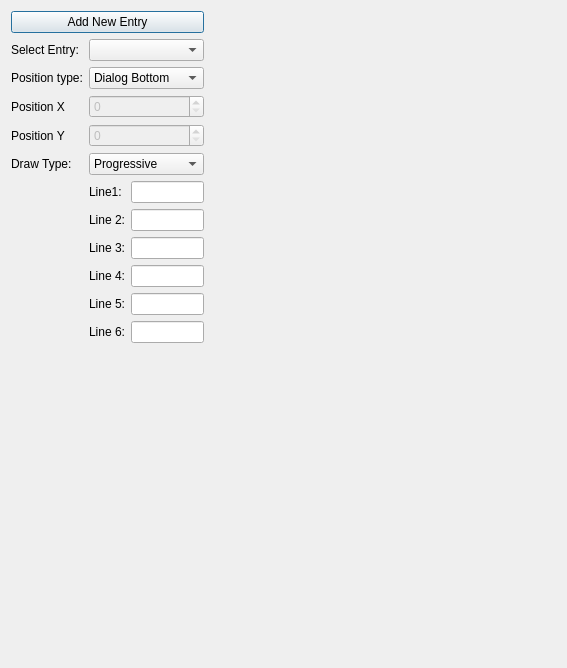
Qt form editor/scenes/tab_text.ui (protoman/rockbot) before a commit.
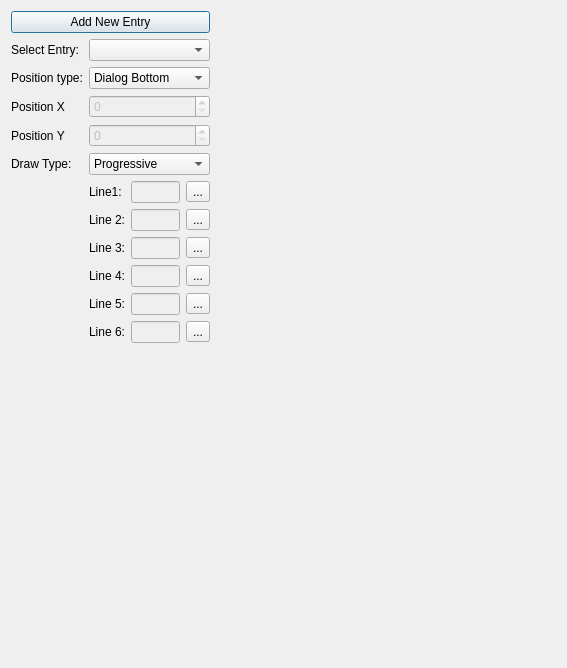
The same form after that commit. Custom widgets are drawn as their Qt base class.

```diff
--- a/editor/scenes/tab_text.ui
+++ b/editor/scenes/tab_text.ui
@@ -147,20 +147,6 @@
            <property name="topMargin">
             <number>0</number>
            </property>
-           <item row="3" column="0">
-            <widget class="QLabel" name="label_8">
-             <property name="text">
-              <string>Line 4:</string>
-             </property>
-            </widget>
-           </item>
-           <item row="0" column="0">
-            <widget class="QLabel" name="label">
-             <property name="text">
-              <string>Line1: </string>
-             </property>
-            </widget>
-           </item>
            <item row="5" column="0">
             <widget class="QLabel" name="label_10">
              <property name="text">
@@ -182,6 +168,30 @@
              </property>
             </widget>
            </item>
+           <item row="3" column="0">
+            <widget class="QLabel" name="label_8">
+             <property name="text">
+              <string>Line 4:</string>
+             </property>
+            </widget>
+           </item>
+           <item row="0" column="0">
+            <widget class="QLabel" name="label">
+             <property name="text">
+              <string>Line1: </string>
+             </property>
+            </widget>
+           </item>
+           <item row="1" column="1">
+            <widget class="QLineEdit" name="lineEdit2">
+             <property name="enabled">
+              <bool>false</bool>
+             </property>
+             <property name="maxLength">
+              <number>30</number>
+             </property>
+            </widget>
+           </item>
            <item row="2" column="0">
             <widget class="QLabel" name="label_7">
              <property name="text">
@@ -189,22 +199,21 @@
              </property>
             </widget>
            </item>
-           <item row="0" column="1">
-            <widget class="QLineEdit" name="lineEdit1">
-             <property name="maxLength">
-              <number>30</number>
-             </property>
-            </widget>
-           </item>
-           <item row="1" column="1">
-            <widget class="QLineEdit" name="lineEdit2">
-             <property name="maxLength">
-              <number>30</number>
-             </property>
-            </widget>
-           </item>
            <item row="2" column="1">
             <widget class="QLineEdit" name="lineEdit3">
+             <property name="enabled">
+              <bool>false</bool>
+             </property>
+             <property name="maxLength">
+              <number>30</number>
+             </property>
+            </widget>
+           </item>
+           <item row="0" column="1">
+            <widget class="QLineEdit" name="lineEdit1">
+             <property name="enabled">
+              <bool>false</bool>
+             </property>
              <property name="maxLength">
               <number>30</number>
              </property>
@@ -212,6 +221,9 @@
            </item>
            <item row="3" column="1">
             <widget class="QLineEdit" name="lineEdit4">
+             <property name="enabled">
+              <bool>false</bool>
+             </property>
              <property name="maxLength">
               <number>30</number>
              </property>
@@ -219,6 +231,9 @@
            </item>
            <item row="4" column="1">
             <widget class="QLineEdit" name="lineEdit5">
+             <property name="enabled">
+              <bool>false</bool>
+             </property>
              <property name="maxLength">
               <number>30</number>
              </property>
@@ -226,11 +241,56 @@
            </item>
            <item row="5" column="1">
             <widget class="QLineEdit" name="lineEdit6">
+             <property name="enabled">
+              <bool>false</bool>
+             </property>
              <property name="maxLength">
               <number>30</number>
              </property>
             </widget>
            </item>
+           <item row="0" column="2">
+            <widget class="QToolButton" name="line1_toolButton">
+             <property name="text">
+              <string>...</string>
+             </property>
+            </widget>
+           </item>
+           <item row="1" column="2">
+            <widget class="QToolButton" name="line2_toolButton">
+             <property name="text">
+              <string>...</string>
+             </property>
+            </widget>
+           </item>
+           <item row="2" column="2">
+            <widget class="QToolButton" name="line3_toolButton">
+             <property name="text">
+              <string>...</string>
+             </property>
+            </widget>
+           </item>
+           <item row="3" column="2">
+            <widget class="QToolButton" name="line4_toolButton">
+             <property name="text">
+              <string>...</string>
+             </property>
+            </widget>
+           </item>
+           <item row="4" column="2">
+            <widget class="QToolButton" name="line5_toolButton">
+             <property name="text">
+              <string>...</string>
+             </property>
+            </widget>
+           </item>
+           <item row="5" column="2">
+            <widget class="QToolButton" name="line6_toolButton">
+             <property name="text">
+              <string>...</string>
+             </property>
+            </widget>
+           </item>
           </layout>
          </item>
          <item row="0" column="0">
```
